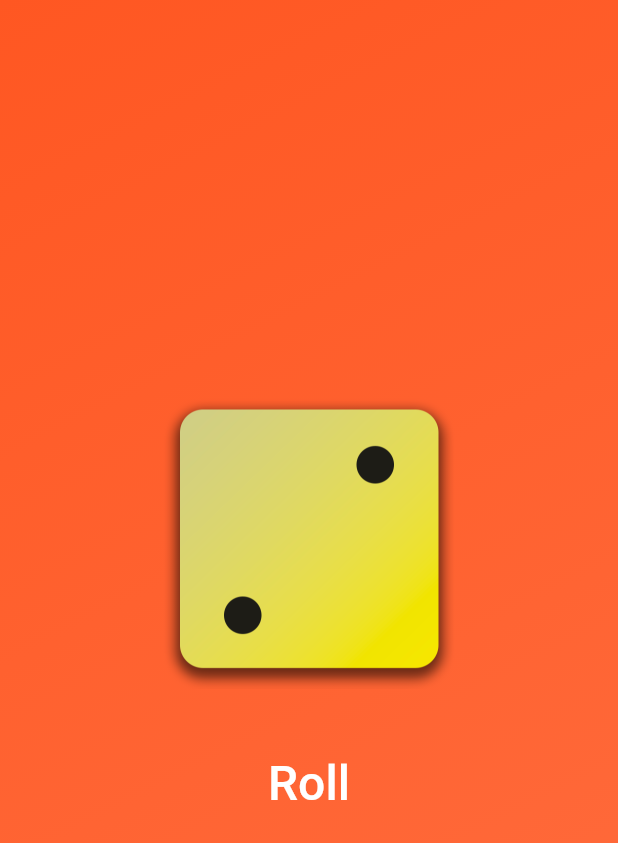
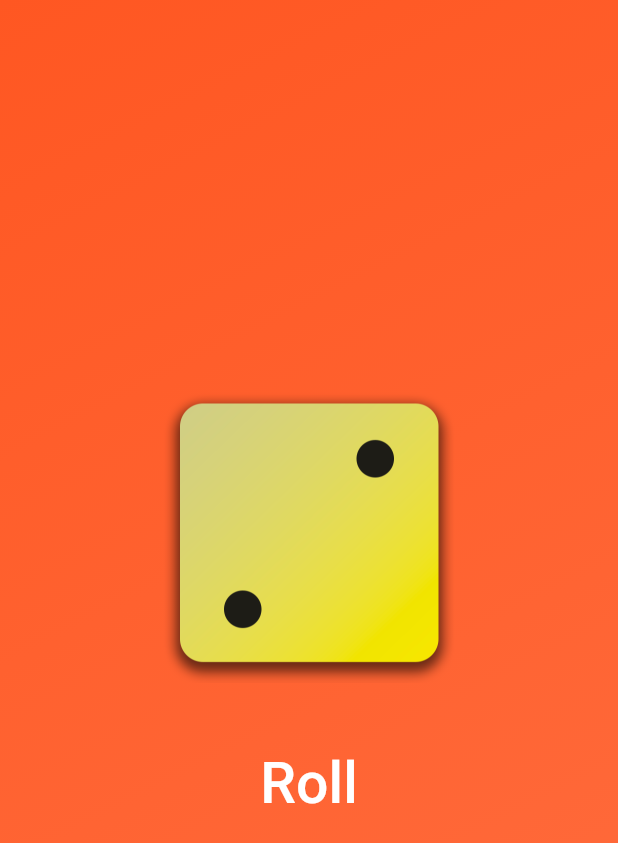
Before and after one commit to garywoodfine/flutter, a Flutter app: the screen it shows after launch, on a phone screen of 412 x 824 dp. Shown: the top 843 px of the screen. Run offline on Flutter 3.47's test engine with Material 3 defaults, Android fonts, the phone set to English and light mode, and no system bars.

Commit message:
Exploring the Dice Rolling concept project

```diff
--- a/dice_roller/lib/styled_text.dart
+++ b/dice_roller/lib/styled_text.dart
@@ -10,7 +10,7 @@ class StyledText extends StatelessWidget {
   Widget build(context) {
     return Text(
         text,
-        style: const TextStyle(color: Colors.white, fontSize: 32.0),
+        style: const TextStyle(color: Colors.white, fontSize: 38.0),
       );
 
   }
```
Also changed, not shown: dice_roller/lib/dice_roller.dart (+4 -6 lines).
